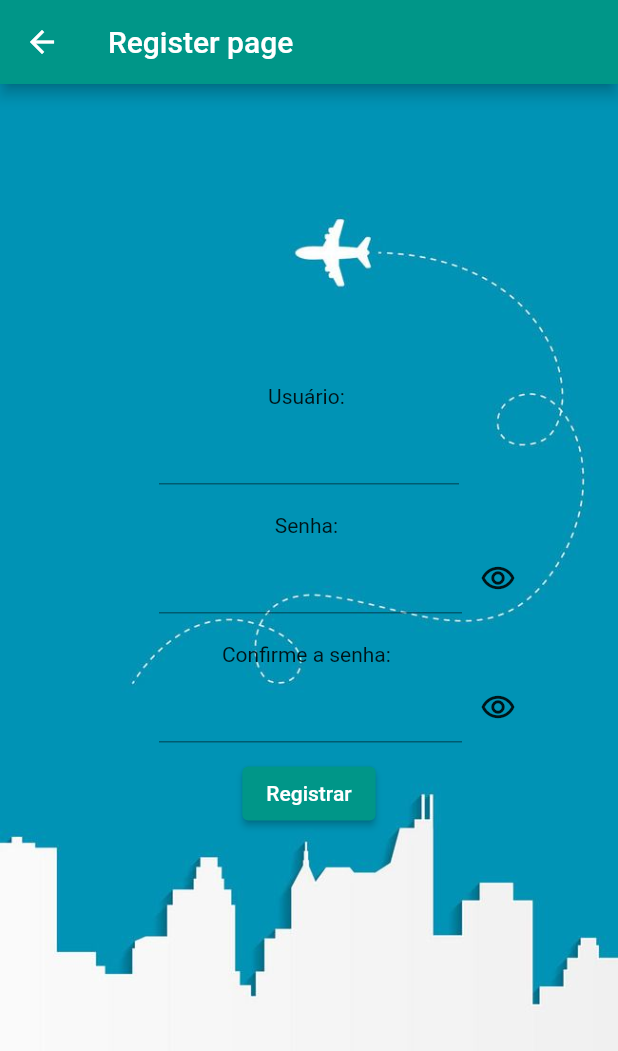
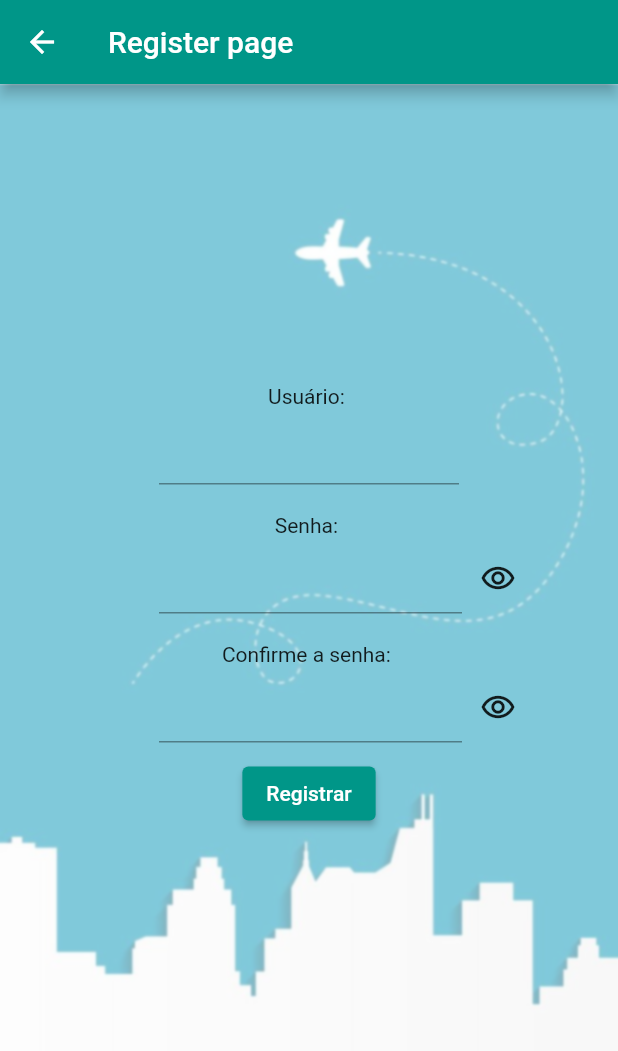
Before and after one commit to ViniciusFeliciano12/mybankapp, a Flutter app: the screen it shows after launch, after a tap on "Register", on a phone screen of 412 x 824 dp. Shown: the top 1051 px of the screen. Run offline on Flutter 3.47's test engine with Material 2 defaults, Android fonts, the phone set to English and light mode, and no system bars; drawn by our look-alikes of blur; our stand-ins replace flutter_bloc, get_it, loading_indicator; accounts and stored records are empty.

Commit message:
added loading indicator to login and register page via bloc and blur to background

```diff
--- a/BankAPI/Properties/launchSettings.json
+++ b/BankAPI/Properties/launchSettings.json
@@ -30,7 +30,7 @@
       "commandName": "Project",
       "dotnetRunMessages": true,
       "launchBrowser": true,
-      "applicationUrl": "http://10.51.226.220:5041",
+      "applicationUrl": "http://10.51.226.220:8003",
       "environmentVariables": {
         "ASPNETCORE_ENVIRONMENT": "Development"
       }
--- a/mybank_app/lib/bloc/login_page/login_state.dart
+++ b/mybank_app/lib/bloc/login_page/login_state.dart
@@ -5,3 +5,7 @@ abstract class LoginState {
 class LoginInitialState extends LoginState {
   LoginInitialState() : super();
 }
+
+class LoginLoadingState extends LoginState {
+  LoginLoadingState() : super();
+}
--- a/mybank_app/lib/bloc/register_page/register_state.dart
+++ b/mybank_app/lib/bloc/register_page/register_state.dart
@@ -5,3 +5,7 @@ abstract class RegisterState {
 class RegisterInitialState extends RegisterState {
   RegisterInitialState() : super();
 }
+
+class RegisterLoadingState extends RegisterState {
+  RegisterLoadingState() : super();
+}
--- a/mybank_app/lib/my_app.dart
+++ b/mybank_app/lib/my_app.dart
@@ -7,11 +7,12 @@ class MyApp extends StatelessWidget {
   @override
   Widget build(BuildContext context) {
     return MaterialApp(
+      debugShowCheckedModeBanner: false,
       title: 'Flutter Demo',
       theme: ThemeData(
         primarySwatch: Colors.teal,
       ),
-      home: const LoginPage(title: 'Login'),
+      home: const LoginPage(title: 'My Bank APP'),
     );
   }
 }
--- a/mybank_app/lib/view/login_page.dart
+++ b/mybank_app/lib/view/login_page.dart
@@ -1,6 +1,10 @@
+import 'package:blur/blur.dart';
 import 'package:flutter/material.dart';
+import 'package:flutter_bloc/flutter_bloc.dart';
+import 'package:loading_indicator/loading_indicator.dart';
 import 'package:mybank_app/bloc/login_page/login_bloc.dart';
 import 'package:mybank_app/bloc/login_page/login_event.dart';
+import 'package:mybank_app/bloc/login_page/login_state.dart';
 
 class LoginPage extends StatefulWidget {
   const LoginPage({super.key, required this.title});
@@ -32,7 +36,7 @@ class _LoginPageState extends State<LoginPage> {
         ),
         body: SingleChildScrollView(
           child: Stack(clipBehavior: Clip.hardEdge, children: [
-            Image.asset("assets/background.jpg"),
+            Image.asset("assets/background.jpg").blurred(blur: 0.8),
             _body(context),
           ]),
         ));
@@ -40,7 +44,23 @@ class _LoginPageState extends State<LoginPage> {
 
   Center _body(BuildContext context) {
     return Center(
-      child: Padding(
+      child: BlocBuilder<LoginBloc, LoginState>(
+        bloc: bloc,
+        builder: (context, state) {
+          if (state is LoginLoadingState) {
+            return loginLoading();
+          }
+          if (state is LoginInitialState) {
+            return loginInitial(context);
+          }
+          return Container();
+        },
+      ),
+    );
+  }
+
+  Padding loginInitial(BuildContext context) {
+    return Padding(
       padding: const EdgeInsets.only(top: 200, left: 50),
       child: SizedBox(
         height: 260,
@@ -106,6 +126,20 @@ class _LoginPageState extends State<LoginPage> {
           ],
         ),
       ),
+    );
+  }
+
+  Padding loginLoading() {
+    return const Padding(
+      padding: EdgeInsets.only(top: 150),
+      child: Center(
+        child: SizedBox(
+          height: 250,
+          child: LoadingIndicator(
+            indicatorType: Indicator.ballClipRotate,
+            colors: [Colors.teal],
+          ),
+        ),
       ),
     );
   }
--- a/mybank_app/lib/view/register_page.dart
+++ b/mybank_app/lib/view/register_page.dart
@@ -1,6 +1,10 @@
+import 'package:blur/blur.dart';
 import 'package:flutter/material.dart';
+import 'package:flutter_bloc/flutter_bloc.dart';
+import 'package:loading_indicator/loading_indicator.dart';
 import 'package:mybank_app/bloc/register_page/register_bloc.dart';
 import 'package:mybank_app/bloc/register_page/register_event.dart';
+import 'package:mybank_app/bloc/register_page/register_state.dart';
 
 class RegisterPage extends StatefulWidget {
   const RegisterPage({super.key});
@@ -32,7 +36,7 @@ class _RegisterPageState extends State<RegisterPage> {
         ),
         body: SingleChildScrollView(
           child: Stack(children: [
-            Image.asset("assets/background.jpg"),
+            Image.asset("assets/background.jpg").blurred(blur: 0.8),
             _body(context),
           ]),
         ));
@@ -40,7 +44,23 @@ class _RegisterPageState extends State<RegisterPage> {
 
   Center _body(BuildContext context) {
     return Center(
-      child: Padding(
+      child: BlocBuilder<RegisterBloc, RegisterState>(
+        bloc: bloc,
+        builder: (context, state) {
+          if (state is RegisterLoadingState) {
+            return registerLoading();
+          }
+          if (state is RegisterInitialState) {
+            return registerInitial(context);
+          }
+          return Container();
+        },
+      ),
+    );
+  }
+
+  Padding registerInitial(BuildContext context) {
+    return Padding(
       padding: const EdgeInsets.only(top: 200, left: 50),
       child: SizedBox(
         height: 400,
@@ -114,12 +134,29 @@ class _RegisterPageState extends State<RegisterPage> {
                         username: userController.text,
                         password: passwordController.text,
                         confirmPassword: passwordConfirmController.text));
+                    userController.clear();
+                    passwordController.clear();
+                    passwordConfirmController.clear();
                   },
                   child: const Text('Registrar')),
             ),
           ],
         ),
       ),
+    );
+  }
+
+  Padding registerLoading() {
+    return const Padding(
+      padding: EdgeInsets.only(top: 150),
+      child: Center(
+        child: SizedBox(
+          height: 250,
+          child: LoadingIndicator(
+            indicatorType: Indicator.ballClipRotate,
+            colors: [Colors.teal],
+          ),
+        ),
       ),
     );
   }
--- a/mybank_app/pubspec.yaml
+++ b/mybank_app/pubspec.yaml
@@ -13,6 +13,8 @@ dependencies:
   http: ^0.13.6
   get_it: ^7.6.0
   flutter_bloc: ^8.1.3
+  blur: ^3.1.0
+  loading_indicator: ^3.1.1
 
 dev_dependencies:
   flutter_test:
```
Also changed, not shown: mybank_app/lib/bloc/login_page/login_bloc.dart (+12 -1 lines), mybank_app/lib/bloc/register_page/register_bloc.dart (+6 -1 lines), mybank_app/lib/view/home_page.dart (+14 -6 lines), mybank_app/pubspec.lock, 3 other files. Lines whose indentation alone changed are shown as unchanged.
